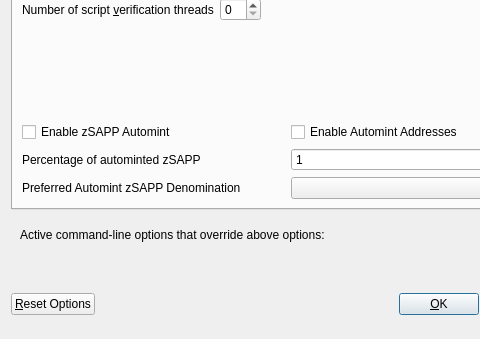
First picture: the form in src/qt/forms/optionsdialog.ui, repository decenomy/SAPP, before the edit; both pictures show x 0 to 480 and y 103 to 442 of the 576 by 442 pixel window.
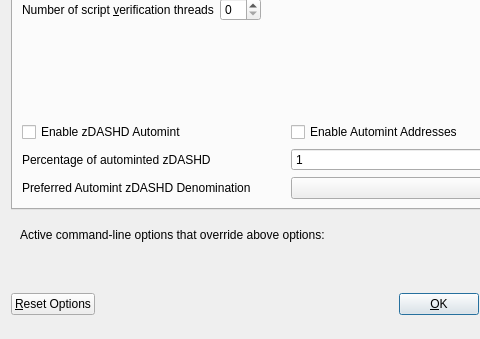
Second picture: the form after the edit. Custom widgets are drawn as their Qt base class.

Commit message: Replace coin unit SAPP by DASHD in the GUI

What changed in the file:
```diff
--- a/src/qt/forms/optionsdialog.ui
+++ b/src/qt/forms/optionsdialog.ui
@@ -147,7 +147,7 @@
                <enum>Qt::LeftToRight</enum>
               </property>
               <property name="text">
-               <string>Enable zSAPP Automint</string>
+               <string>Enable zDASHD Automint</string>
               </property>
              </widget>
             </item>
@@ -174,7 +174,7 @@
                <string>Percentage of incoming SAPP which get automatically converted to zSAPP via Zerocoin Protocol (min: 10%)</string>
               </property>
               <property name="text">
-               <string>Percentage of autominted zSAPP</string>
+               <string>Percentage of autominted zDASHD</string>
               </property>
              </widget>
             </item>
@@ -207,7 +207,7 @@
                <string>Wait with automatic conversion to Zerocoin until enough SAPP for this denomination is available</string>
               </property>
               <property name="text">
-               <string>Preferred Automint zSAPP Denomination</string>
+               <string>Preferred Automint zDASHD Denomination</string>
               </property>
              </widget>
             </item>
```
Left out of the diff: 10 changed lines with no effect on the pictures. The commit also changes 14 other files.
